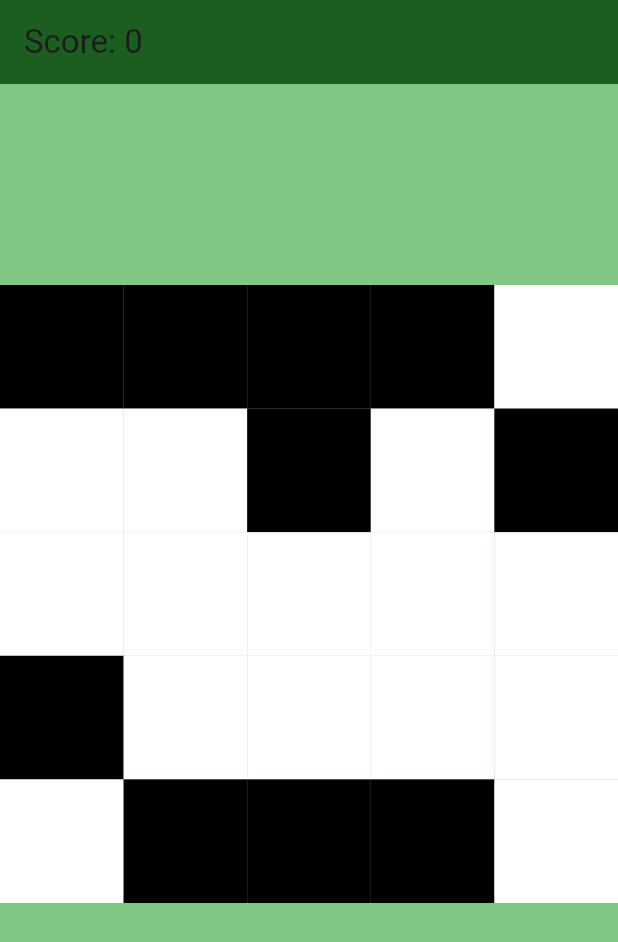
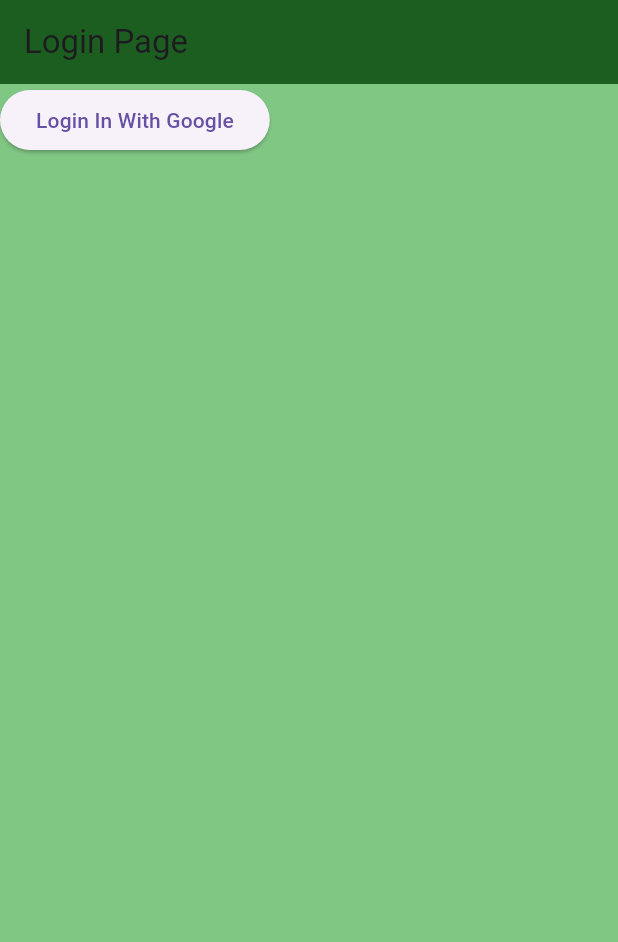
Before and after one commit to kelvincaprielreyes/Tapping-Tiles-Game, a Flutter app: the screen it shows after launch, on a phone screen of 412 x 824 dp. Shown: the top 942 px of the screen. Run offline on Flutter 3.47's test engine with Material 3 defaults, Android fonts, the phone set to English and light mode, and no system bars; our stand-ins replace firebase_auth, firebase_core; accounts and stored records are empty; statements that could not run were skipped.

Commit message:
Added Basic Google Login

```diff
--- a/tap_tiles_game/lib/tiles.dart
+++ b/tap_tiles_game/lib/Game Logic/tiles.dart
@@ -108,7 +108,8 @@ class ListOfStates
       int random_number = random.nextInt(25);
 
       // Check to see if that Tile is "Off", and if so turn it on
-      if (states[random_number] == false)
+      // Also check to see that the same tile is not chosen
+      if (states[random_number] == false && index != random_number)
       {
         states[random_number] = true;
         changed = false;
--- a/tap_tiles_game/lib/game.dart
+++ b/tap_tiles_game/lib/Pages/game.dart
@@ -1,6 +1,6 @@
 // The main page of the game, with score and timer
 import 'package:flutter/material.dart';
-import "tiles.dart";
+import "../Game Logic/tiles.dart";
 
 class Game extends StatefulWidget {
   Game({super.key});
--- /dev/null
+++ b/tap_tiles_game/lib/Pages/login.dart
@@ -0,0 +1,43 @@
+import 'package:flutter/material.dart';
+import 'package:firebase_core/firebase_core.dart';
+import 'package:firebase_auth/firebase_auth.dart';
+
+// Login In Page
+class LoginPage extends StatelessWidget {
+  const LoginPage({super.key});
+
+  @override
+  Widget build(BuildContext context) {
+    return Scaffold(
+      appBar: AppBar(
+        title: const Text("Login Page"),
+        backgroundColor: Colors.green[900]
+      ),
+      backgroundColor: Colors.green[300],
+      body:  Column(
+        children: [
+          ElevatedButton(
+            onPressed: () async
+            {
+              try{
+                final credential = await GoogleSignIn();
+              }
+              on FirebaseAuthException catch (e)
+              {
+                print(e.code);
+              }
+            },
+            child: const Text("Login In With Google"))
+        ],
+      ),
+    );
+  }
+}
+
+// Google Sign in Function
+Future<UserCredential> GoogleSignIn() async
+{
+  GoogleAuthProvider googleProvider = GoogleAuthProvider();
+
+  return await FirebaseAuth.instance.signInWithPopup(googleProvider);
+}
--- a/tap_tiles_game/lib/main.dart
+++ b/tap_tiles_game/lib/main.dart
@@ -1,7 +1,16 @@
 import 'package:flutter/material.dart';
-import 'game.dart';
+import 'package:firebase_core/firebase_core.dart';
+import 'package:firebase_auth/firebase_auth.dart';
+import 'firebase_options.dart';
+import 'Pages/game.dart';
+import 'Pages/login.dart';
 
-void main() {
+
+void main() async{
+  WidgetsFlutterBinding.ensureInitialized();
+  await Firebase.initializeApp(
+  options: DefaultFirebaseOptions.currentPlatform,
+  );
   runApp(const MyApp());
 }
 
@@ -12,8 +21,44 @@
   @override
   Widget build(BuildContext context) {
     return MaterialApp(
-      title: 'Tap Tiles Game',
-      home: Game(),
+      home: const AuthGate(),
+      routes: {
+        '/login' : (context) => LoginPage(),
+        '/game' : (context) => Game(),
+      },
+
+
     );
   }
 }
+
+class AuthGate extends StatelessWidget {
+  const AuthGate({super.key});
+
+  @override
+  Widget build(BuildContext context) {
+    return StreamBuilder<User?>(
+      stream: FirebaseAuth.instance.authStateChanges(),
+      builder: (context, snapshot) {
+        // Check If User is logged in
+        if (snapshot.connectionState == ConnectionState.active) {
+          final User? user = snapshot.data;
+          if (user == null) {
+            // User is not logged in, show the Login Screen
+            return const LoginPage();
+          } else {
+            // User is logged in, show homescreen
+            return Game();
+          }
+        }
+
+        // While checking auth status, show loading screen
+        return const Scaffold(
+          body: Center(
+            child: CircularProgressIndicator(),
+          ),
+        );
+      },
+      );
+  }
+}
--- a/tap_tiles_game/pubspec.yaml
+++ b/tap_tiles_game/pubspec.yaml
@@ -35,6 +35,10 @@ dependencies:
   # The following adds the Cupertino Icons font to your application.
   # Use with the CupertinoIcons class for iOS style icons.
   cupertino_icons: ^1.0.8
+  firebase_auth: ^5.3.1
+  firebase_core: ^3.6.0
+
+
 
 dev_dependencies:
   flutter_test:
```
Also changed, not shown: firebase.json (added), tap_tiles_game/firebase.json (added), tap_tiles_game/lib/firebase_options.dart (added), tap_tiles_game/pubspec.lock, 7 other files.
